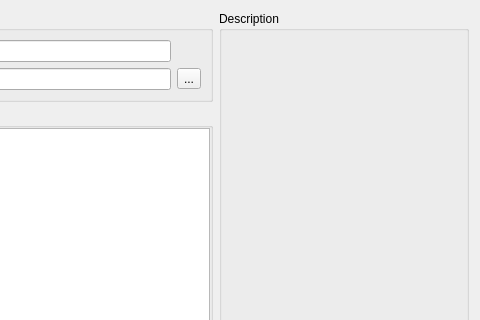
Qt form src/ProCreateDialog.ui (xenginez/XEStudio) before a commit; both pictures show x 341 to 821 and y 0 to 320 of the 821 by 629 pixel window.
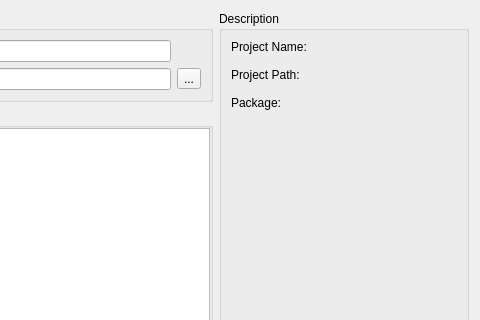
The same form after that commit.

What changed in the file:
```diff
--- a/src/ProCreateDialog.ui
+++ b/src/ProCreateDialog.ui
@@ -71,7 +71,11 @@
       <item>
        <widget class="QLabel" name="labelDescription">
         <property name="text">
-         <string/>
+         <string>Project Name:
+
+Project Path:
+
+Package:</string>
         </property>
         <property name="alignment">
          <set>Qt::AlignLeading|Qt::AlignLeft|Qt::AlignTop</set>
```
